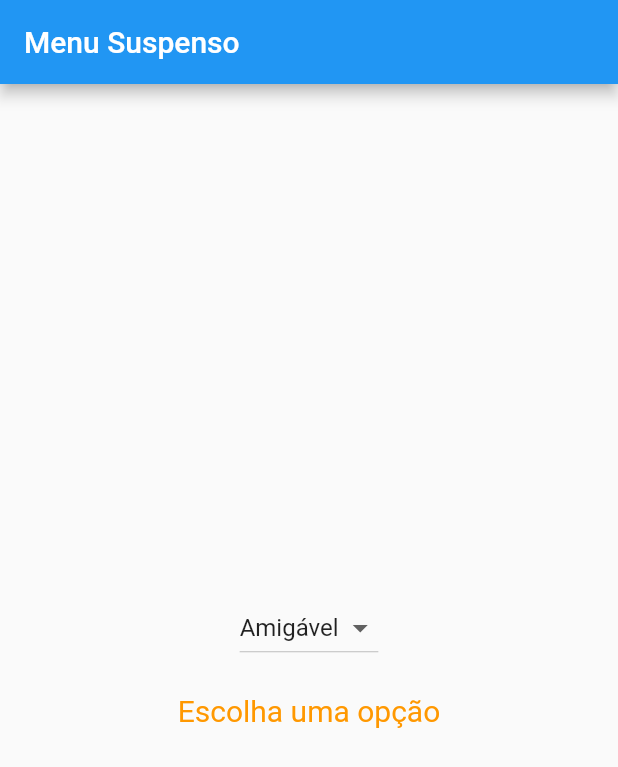
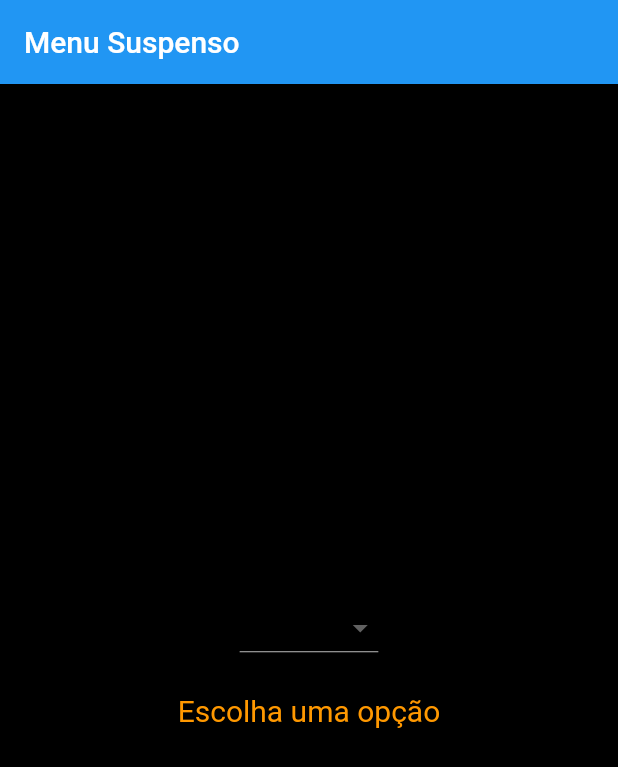
Before and after one commit to rafa-simoes22/menu_suspenso, a Flutter app: the screen it shows after launch, on a phone screen of 412 x 824 dp. Shown: the top 767 px of the screen. Run offline on Flutter 3.47's test engine with Material 2 defaults, Android fonts, the light colour scheme and no system bars.

Commit message:
alteração do background

```diff
--- a/lib/main.dart
+++ b/lib/main.dart
@@ -36,6 +36,7 @@ class _MyAppState extends State<MyApp> {
         appBar: AppBar(
           title: Text("Menu Suspenso"),
         ),
+        backgroundColor: Colors.black,
         body: Center(
           child: Column(
             mainAxisAlignment: MainAxisAlignment.center,
```
